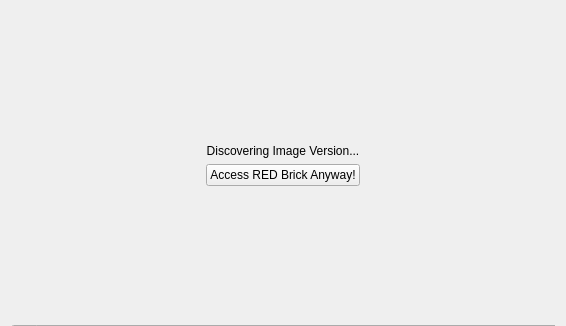
First picture: the form in src/brickv/plugin_system/plugins/red/ui/red.ui, repository Tinkerforge/brickv, before the edit; both pictures show x 0 to 566 and y 0 to 326 of the 566 by 644 pixel window.
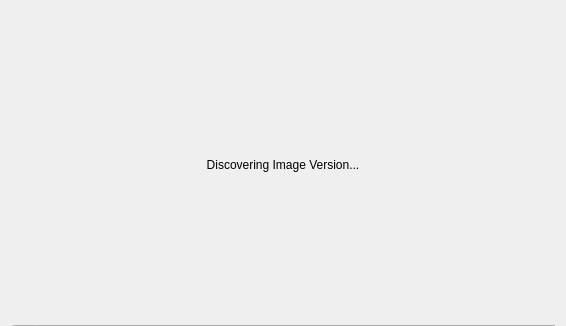
Second picture: the form after the edit. Custom widgets are drawn as their Qt base class.

Commit message:
red: Remove supported image version check
We don't expect to make backwards-incompatible changes in the future.

Diff of the .ui file:
```diff
--- a/src/brickv/plugin_system/plugins/red/ui/red.ui
+++ b/src/brickv/plugin_system/plugins/red/ui/red.ui
@@ -43,43 +43,6 @@
         </property>
        </widget>
       </item>
-      <item>
-       <layout class="QHBoxLayout" name="horizontalLayout">
-        <item>
-         <spacer name="horizontalSpacer">
-          <property name="orientation">
-           <enum>Qt::Horizontal</enum>
-          </property>
-          <property name="sizeHint" stdset="0">
-           <size>
-            <width>40</width>
-            <height>20</height>
-           </size>
-          </property>
-         </spacer>
-        </item>
-        <item>
-         <widget class="QPushButton" name="button_anyway">
-          <property name="text">
-           <string>Access RED Brick Anyway!</string>
-          </property>
-         </widget>
-        </item>
-        <item>
-         <spacer name="horizontalSpacer_2">
-          <property name="orientation">
-           <enum>Qt::Horizontal</enum>
-          </property>
-          <property name="sizeHint" stdset="0">
-           <size>
-            <width>40</width>
-            <height>20</height>
-           </size>
-          </property>
-         </spacer>
-        </item>
-       </layout>
-      </item>
       <item>
        <spacer name="verticalSpacer">
         <property name="orientation">
```
The commit also changes 1 other file.
